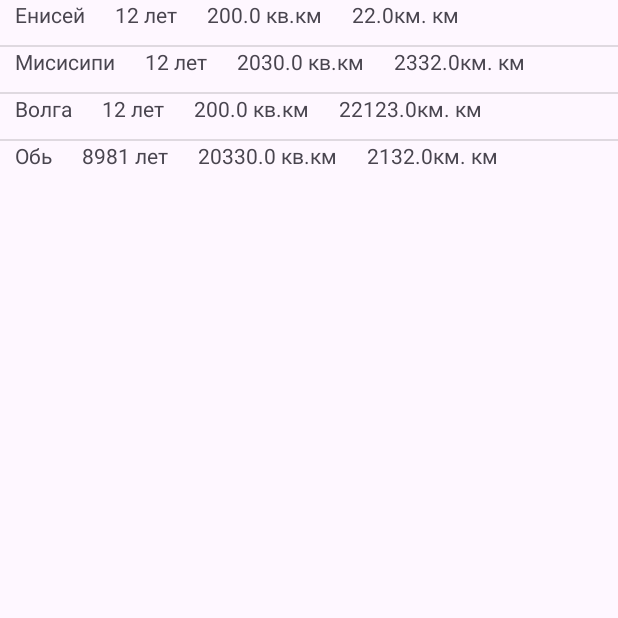
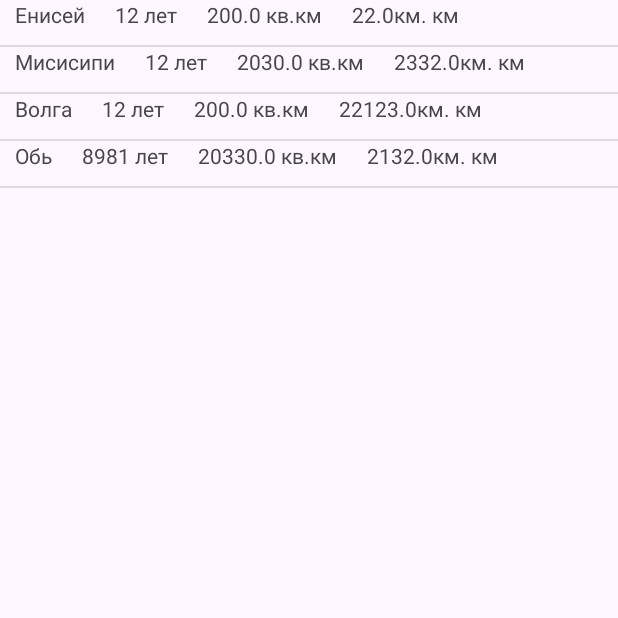
Before and after one commit to Kostya814/MyAdapterForList, an Android app: the screen it shows after launch (MainActivity), on a phone screen of 412 x 824 dp, the top half of it. Run offline under Robolectric (Android 15) with nearby library versions, the phone set to English and light mode, and no system bars.

Commit message:
fragment commit

```diff
--- a/app/build.gradle.kts
+++ b/app/build.gradle.kts
@@ -32,6 +32,7 @@ dependencies {
 
     implementation("androidx.appcompat:appcompat:1.6.1")
     implementation("com.google.android.material:material:1.9.0")
+    implementation ("androidx.fragment:fragment:1.3.6")
     implementation("androidx.constraintlayout:constraintlayout:2.1.4")
     testImplementation("junit:junit:4.13.2")
     androidTestImplementation("androidx.test.ext:junit:1.1.5")
--- /dev/null
+++ b/app/src/main/java/com/example/listadapterforlake/BlankFragment.java
@@ -0,0 +1,95 @@
+package com.example.listadapterforlake;
+
+import android.os.Bundle;
+
+import androidx.annotation.NonNull;
+import androidx.annotation.Nullable;
+import androidx.fragment.app.Fragment;
+
+import android.view.LayoutInflater;
+import android.view.View;
+import android.view.ViewGroup;
+import android.widget.Adapter;
+import android.widget.AdapterView;
+import android.widget.ListView;
+
+import java.util.ArrayList;
+
+/**
+ * A simple {@link Fragment} subclass.
+ * Use the {@link BlankFragment#newInstance} factory method to
+ * create an instance of this fragment.
+ */
+public class BlankFragment extends Fragment {
+
+    // TODO: Rename parameter arguments, choose names that match
+    // the fragment initialization parameters, e.g. ARG_ITEM_NUMBER
+    private static final String ARG_PARAM1 = "param1";
+    private static final String ARG_PARAM2 = "param2";
+
+    // TODO: Rename and change types of parameters
+    private String mParam1;
+    private String mParam2;
+    public ArrayList<Lake> lakes;
+
+    public BlankFragment() {
+
+    }
+
+    /**
+     * Use this factory method to create a new instance of
+     * this fragment using the provided parameters.
+     *
+     * @param param1 Parameter 1.
+     * @param param2 Parameter 2.
+     * @return A new instance of fragment BlankFragment.
+     */
+    // TODO: Rename and change types and number of parameters
+    public static BlankFragment newInstance(String param1, String param2) {
+        BlankFragment fragment = new BlankFragment();
+        Bundle args = new Bundle();
+        args.putString(ARG_PARAM1, param1);
+        args.putString(ARG_PARAM2, param2);
+        fragment.setArguments(args);
+        return fragment;
+    }
+
+    @Override
+    public void onCreate(Bundle savedInstanceState) {
+        super.onCreate(savedInstanceState);
+        if (getArguments() != null) {
+            mParam1 = getArguments().getString(ARG_PARAM1);
+            mParam2 = getArguments().getString(ARG_PARAM2);
+        }
+    }
+
+    @Override
+    public View onCreateView(LayoutInflater inflater, ViewGroup container,
+                             Bundle savedInstanceState) {
+        // Inflate the layout for this fragment
+
+         return inflater.inflate(R.layout.fragment_blank, container, false);
+    }
+    @Override
+    public void onViewCreated(@NonNull View view, @Nullable Bundle savedInstanceState) {
+        super.onViewCreated(view, savedInstanceState);
+        ListView list = view.findViewById(R.id.listExamples);
+        Bundle arg;
+        arg = getArguments();
+        lakes = (ArrayList<Lake>) arg.getSerializable("list");
+        AdapterLake adapterLake = new AdapterLake(view.getContext(), R.layout.list_item,lakes);
+        list.setAdapter(adapterLake);
+        AdapterView.OnItemLongClickListener listener = new AdapterView.OnItemLongClickListener() {
+            @Override
+            public boolean onItemLongClick(AdapterView<?> parent, View view, int position, long id) {
+
+
+                Lake lake = lakes.get((int)id);
+                lakes.remove(lake);
+                adapterLake.notifyDataSetChanged();
+                return false;
+            }
+        };
+        list.setOnItemLongClickListener(listener);
+    }
+}
--- a/app/src/main/java/com/example/listadapterforlake/Lake.java
+++ b/app/src/main/java/com/example/listadapterforlake/Lake.java
@@ -1,6 +1,8 @@
 package com.example.listadapterforlake;
 
-public class Lake {
+import java.io.Serializable;
+
+public class Lake implements Serializable {
     private String Name;
     private int Age;
     private double square;
--- a/app/src/main/java/com/example/listadapterforlake/MainActivity.java
+++ b/app/src/main/java/com/example/listadapterforlake/MainActivity.java
@@ -1,12 +1,17 @@
 package com.example.listadapterforlake;
 
 import androidx.appcompat.app.AppCompatActivity;
+import androidx.fragment.app.FragmentTransaction;
 
 import android.os.Bundle;
+import android.view.View;
+import android.widget.AdapterView;
 import android.widget.ListView;
+import android.widget.Toast;
 
 import java.util.ArrayList;
 import java.util.List;
+
 
 public class MainActivity extends AppCompatActivity {
     ListView listlakes;
@@ -14,17 +19,39 @@ public class MainActivity extends AppCompatActivity {
     @Override
     protected void onCreate(Bundle savedInstanceState) {
         super.onCreate(savedInstanceState);
+        Init();
         setContentView(R.layout.activity_main);
-        Init();
-        listlakes = findViewById(R.id.listlakes);
+        Bundle arg = new Bundle();
+        arg.putSerializable("list",lakes);
+        BlankFragment fragment = new BlankFragment();
+        FragmentTransaction fragmentTransaction = getSupportFragmentManager().beginTransaction();
+        fragment.setArguments(arg);
+        fragmentTransaction.add(R.id.main_fragment,fragment,"blank_fragment");
+        fragmentTransaction.addToBackStack("blank_fragment_transuctiom");
+        fragmentTransaction.commit();
+
+        /*listlakes = findViewById(R.id.listlakes);
         AdapterLake adapterLake = new AdapterLake(this,R.layout.list_item,lakes);
         listlakes.setAdapter(adapterLake);
+        AdapterView.OnItemLongClickListener listener = new AdapterView.OnItemLongClickListener() {
+            @Override
+            public boolean onItemLongClick(AdapterView<?> parent, View view, int position, long id) {
+
+                Lake lake = lakes.get((int)id);
+                lakes.remove(lake);
+                adapterLake.notifyDataSetChanged();
+                return false;
+            }
+        };
+        listlakes.setOnItemLongClickListener(listener);*/
     }
     public void Init()
     {
+
         lakes.add(new Lake("Енисей",12,200,22));
         lakes.add(new Lake("Мисисипи",12,2030,2332));
         lakes.add(new Lake("Волга",12,200,22123));
         lakes.add(new Lake("Обь",8981,20330,2132));
+
     }
 }
--- a/app/src/main/res/layout/activity_main.xml
+++ b/app/src/main/res/layout/activity_main.xml
@@ -6,13 +6,10 @@
     android:layout_height="match_parent"
     tools:context=".MainActivity">
 
-    <ListView
-        android:id="@+id/listlakes"
-        android:layout_width="wrap_content"
-        android:layout_height="wrap_content"
-        android:foregroundGravity="top"
-        app:layout_constraintEnd_toEndOf="parent"
-        app:layout_constraintStart_toStartOf="parent"
-        app:layout_constraintTop_toTopOf="parent" />
 
+
+<androidx.fragment.app.FragmentContainerView
+    android:id="@+id/main_fragment"
+    android:layout_width="match_parent"
+    android:layout_height="match_parent"></androidx.fragment.app.FragmentContainerView>
 </androidx.constraintlayout.widget.ConstraintLayout>
--- /dev/null
+++ b/app/src/main/res/layout/fragment_blank.xml
@@ -0,0 +1,15 @@
+<?xml version="1.0" encoding="utf-8"?>
+<FrameLayout xmlns:android="http://schemas.android.com/apk/res/android"
+    xmlns:tools="http://schemas.android.com/tools"
+    android:layout_width="match_parent"
+    android:layout_height="match_parent"
+    tools:context=".BlankFragment">
+
+    <!-- TODO: Update blank fragment layout -->
+    <ListView
+        android:id="@+id/listExamples"
+        android:layout_width="match_parent"
+        android:layout_height="match_parent"
+        ></ListView>
+
+</FrameLayout>
--- a/app/src/main/res/layout/list_item.xml
+++ b/app/src/main/res/layout/list_item.xml
@@ -1,10 +1,10 @@
 <?xml version="1.0" encoding="utf-8"?>
 <androidx.constraintlayout.widget.ConstraintLayout xmlns:android="http://schemas.android.com/apk/res/android"
-    android:layout_width="wrap_content"
+    android:layout_width="match_parent"
     android:layout_height="wrap_content"
     xmlns:app="http://schemas.android.com/apk/res-auto">
     <LinearLayout
-        android:layout_width="wrap_content"
+        android:layout_width="match_parent"
         android:layout_height="wrap_content"
         app:layout_constraintTop_toTopOf="parent"
         app:layout_constraintLeft_toLeftOf="parent"
--- a/app/src/main/res/values/strings.xml
+++ b/app/src/main/res/values/strings.xml
@@ -1,3 +1,5 @@
 <resources>
     <string name="app_name">ListAdapterForLake</string>
+    <!-- TODO: Remove or change this placeholder text -->
+    <string name="hello_blank_fragment">Hello blank fragment</string>
 </resources>
```
